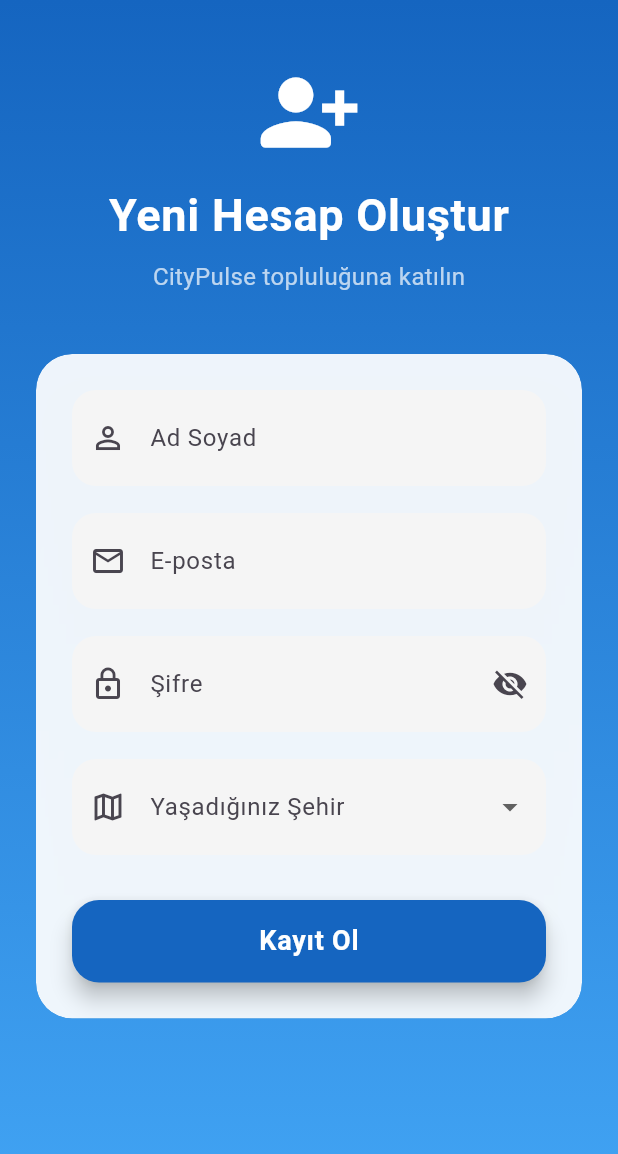
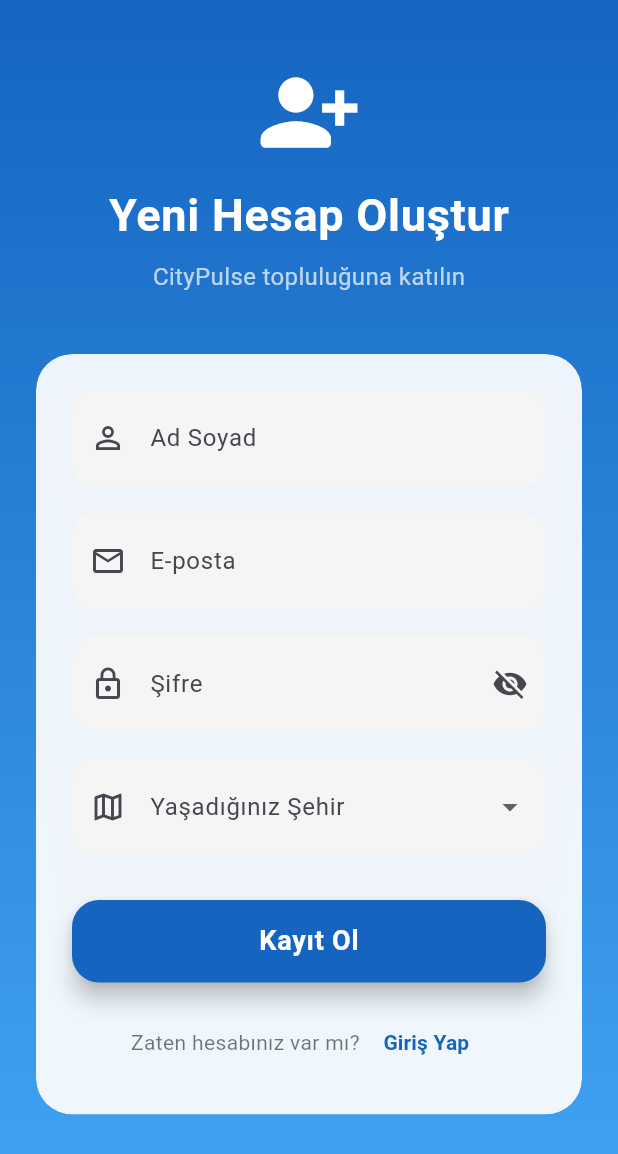
Before and after one commit to Ebrardemir/city_project, a Flutter app: the RegisterView screen opened by its route, on a phone screen of 412 x 824 dp. Shown: the top 1154 px of the screen. Run offline on Flutter 3.47's test engine with Material 3 defaults, Android fonts, the phone set to English and light mode, and no system bars; our stand-ins replace cloud_firestore, dio, firebase_auth, firebase_core, firebase_storage, flutter_secure_storage and 10 more; accounts and stored records are empty.

Commit message:
login düzeltildi

```diff
--- a/city_project/lib/Features/Login/view/register_view.dart
+++ b/city_project/lib/Features/Login/view/register_view.dart
@@ -1,23 +1,15 @@
 import 'dart:ui';
+import 'package:city_project/Features/Login/view_model/register_viewmodel.dart';
+import 'package:city_project/core/Router/app_router_constants.dart';
 import 'package:flutter/material.dart';
+import 'package:go_router/go_router.dart';
+import 'package:provider/provider.dart';
 import '../widgets/auth_text_field.dart';
 
-class RegisterView extends StatefulWidget {
+class RegisterView extends StatelessWidget {
   const RegisterView({super.key});
 
-  @override
-  State<RegisterView> createState() => _RegisterViewState();
-}
-
-class _RegisterViewState extends State<RegisterView> {
-  final TextEditingController nameController = TextEditingController();
-  final TextEditingController emailController = TextEditingController();
-  final TextEditingController passwordController = TextEditingController();
-
-  String? selectedCity;
-  bool isLoading = false;
-
-  final List<String> cities = [
+  static final List<String> cities = [
     "İstanbul",
     "Ankara",
     "İzmir",
@@ -27,6 +19,7 @@ class _RegisterViewState extends State<RegisterView> {
 
   @override
   Widget build(BuildContext context) {
+    final viewModel = context.watch<RegisterViewModel>();
     final size = MediaQuery.of(context).size;
 
     return Scaffold(
@@ -97,9 +90,36 @@ class _RegisterViewState extends State<RegisterView> {
                         ),
                         child: Column(
                           children: [
+                            // Hata mesajı göster
+                            if (viewModel.errorMessage != null)
+                              Container(
+                                padding: const EdgeInsets.all(12),
+                                margin: const EdgeInsets.only(bottom: 16),
+                                decoration: BoxDecoration(
+                                  color: Colors.red.shade50,
+                                  borderRadius: BorderRadius.circular(12),
+                                  border: Border.all(color: Colors.red.shade200),
+                                ),
+                                child: Row(
+                                  children: [
+                                    Icon(Icons.error_outline, color: Colors.red.shade700, size: 20),
+                                    const SizedBox(width: 8),
+                                    Expanded(
+                                      child: Text(
+                                        viewModel.errorMessage!,
+                                        style: TextStyle(
+                                          color: Colors.red.shade700,
+                                          fontSize: 13,
+                                        ),
+                                      ),
+                                    ),
+                                  ],
+                                ),
+                              ),
+
                             // 👤 Ad Soyad
                             AuthTextField(
-                              controller: nameController,
+                              controller: viewModel.nameController,
                               label: "Ad Soyad",
                               icon: Icons.person_outline,
                               hint: "Adınız ve soyadınız",
@@ -108,7 +128,7 @@ class _RegisterViewState extends State<RegisterView> {
 
                             // 📧 Email
                             AuthTextField(
-                              controller: emailController,
+                              controller: viewModel.emailController,
                               label: "E-posta",
                               icon: Icons.email_outlined,
                               hint: "email@belediye.bel.tr",
@@ -117,7 +137,7 @@ class _RegisterViewState extends State<RegisterView> {
 
                             // 🔒 Şifre
                             AuthTextField(
-                              controller: passwordController,
+                              controller: viewModel.passwordController,
                               label: "Şifre",
                               icon: Icons.lock_outline,
                               hint: "Güçlü bir şifre giriniz",
@@ -127,7 +147,7 @@ class _RegisterViewState extends State<RegisterView> {
 
                             // 🗺️ Şehir Dropdown (Modern Stil)
                             DropdownButtonFormField<String>(
-                              value: selectedCity,
+                              value: viewModel.selectedCity,
                               decoration: InputDecoration(
                                 labelText: "Yaşadığınız Şehir",
                                 prefixIcon: const Icon(Icons.map_outlined),
@@ -156,9 +176,7 @@ class _RegisterViewState extends State<RegisterView> {
                                 );
                               }).toList(),
                               onChanged: (value) {
-                                setState(() {
-                                  selectedCity = value;
-                                });
+                                viewModel.setSelectedCity(value);
                               },
                             ),
 
@@ -176,19 +194,29 @@ class _RegisterViewState extends State<RegisterView> {
                                     borderRadius: BorderRadius.circular(18),
                                   ),
                                 ),
-                                onPressed: isLoading
+                                onPressed: viewModel.isLoading
                                     ? null
                                     : () async {
-                                        setState(() => isLoading = true);
+                                        final success = await viewModel.register();
 
-                                        // TODO: Register Logic
-                                        await Future.delayed(
-                                          const Duration(seconds: 2),
-                                        );
+                                        if (success && context.mounted) {
+                                          // Başarılı kayıt sonrası bilgi mesajı göster
+                                          ScaffoldMessenger.of(context).showSnackBar(
+                                            const SnackBar(
+                                              content: Text('Kayıt başarılı! Giriş sayfasına yönlendiriliyorsunuz...'),
+                                              backgroundColor: Colors.green,
+                                              duration: Duration(seconds: 2),
+                                            ),
+                                          );
 
-                                        setState(() => isLoading = false);
+                                          // Login sayfasına yönlendir
+                                          await Future.delayed(const Duration(seconds: 1));
+                                          if (context.mounted) {
+                                            context.goNamed(AppRouterConstants.loginRouteName);
+                                          }
+                                        }
                                       },
-                                child: isLoading
+                                child: viewModel.isLoading
                                     ? const CircularProgressIndicator(
                                         color: Colors.white,
                                         strokeWidth: 2,
@@ -203,6 +231,31 @@ class _RegisterViewState extends State<RegisterView> {
                                         ),
                                       ),
                               ),
+                            ),
+
+                            const SizedBox(height: 16),
+
+                            // Login sayfasına dön
+                            Row(
+                              mainAxisAlignment: MainAxisAlignment.center,
+                              children: [
+                                const Text(
+                                  "Zaten hesabınız var mı? ",
+                                  style: TextStyle(color: Colors.black54),
+                                ),
+                                TextButton(
+                                  onPressed: () {
+                                    context.goNamed(AppRouterConstants.loginRouteName);
+                                  },
+                                  child: const Text(
+                                    "Giriş Yap",
+                                    style: TextStyle(
+                                      color: Color(0xFF1565C0),
+                                      fontWeight: FontWeight.bold,
+                                    ),
+                                  ),
+                                ),
+                              ],
                             ),
                           ],
                         ),
--- a/city_project/lib/core/di/locator.dart
+++ b/city_project/lib/core/di/locator.dart
@@ -2,6 +2,7 @@ import 'package:get_it/get_it.dart';
 import 'package:dio/dio.dart';
 import 'package:flutter/foundation.dart';
 import 'package:city_project/Features/Login/view_model/login_viewmodel.dart';
+import 'package:city_project/Features/Login/view_model/register_viewmodel.dart';
 // Çekirdek Yapılandırmalar
 import 'package:city_project/core/config/app_config.dart';
 import 'package:city_project/core/services/auth_service.dart';
@@ -62,6 +63,9 @@ void setupLocator() {
     () => LoginViewModel(locator<LoginService>(), locator<AuthService>()),
   );
 
+  // RegisterViewModel
+  locator.registerFactory(() => RegisterViewModel());
+
   // LocationService bağımlılığını locator'dan alır
   locator.registerFactory(() => HomeViewModel(locator<LocationService>()));
 }
--- a/city_project/lib/main.dart
+++ b/city_project/lib/main.dart
@@ -11,6 +11,7 @@ import 'package:city_project/core/init/boot_manager.dart';
 import 'package:city_project/core/router/app_router.dart';
 import 'package:city_project/core/init/firebase_test_service.dart';
 import 'package:city_project/Features/Login/view_model/login_viewmodel.dart';
+import 'package:city_project/Features/Login/view_model/register_viewmodel.dart';
 
 void main() async {
   // 1. Flutter motorunu hazırla
@@ -40,6 +41,9 @@ void main() async {
 
         // Login ViewModel - locator üzerinden çağırıyoruz
         ChangeNotifierProvider(create: (_) => locator<LoginViewModel>()),
+
+        // Register ViewModel
+        ChangeNotifierProvider(create: (_) => locator<RegisterViewModel>()),
 
         ChangeNotifierProvider(create: (_) => locator<HomeViewModel>()),
 
```
Also changed, not shown: city_project/lib/Features/Login/view_model/register_viewmodel.dart (added, +125 -0 lines).
